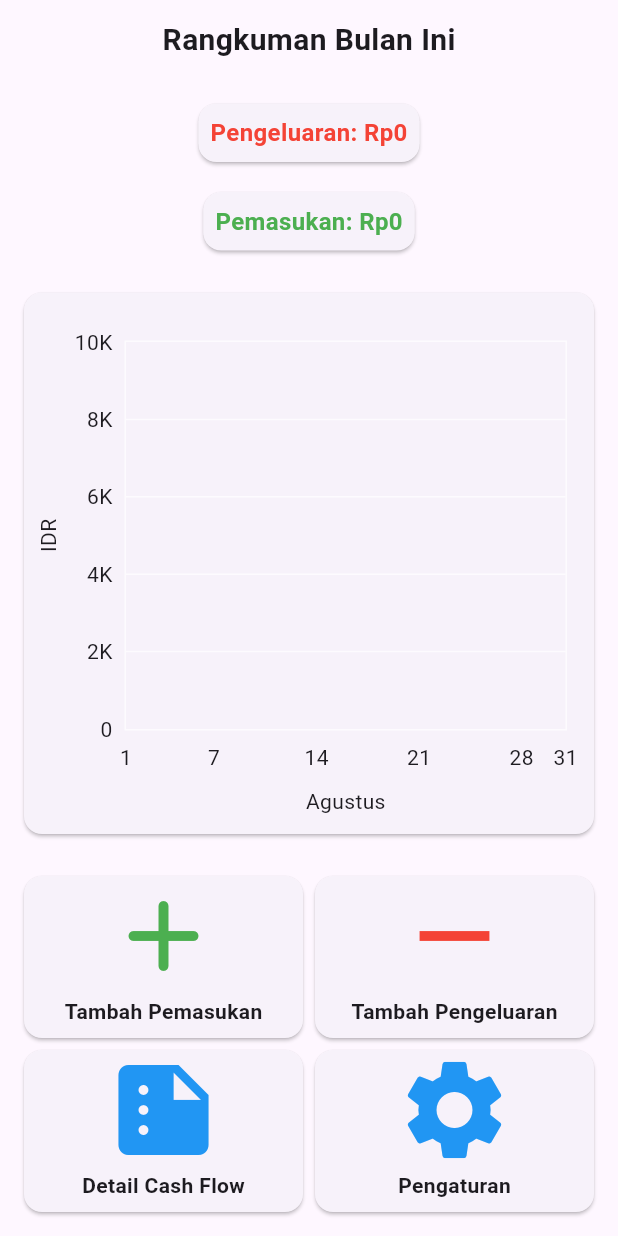
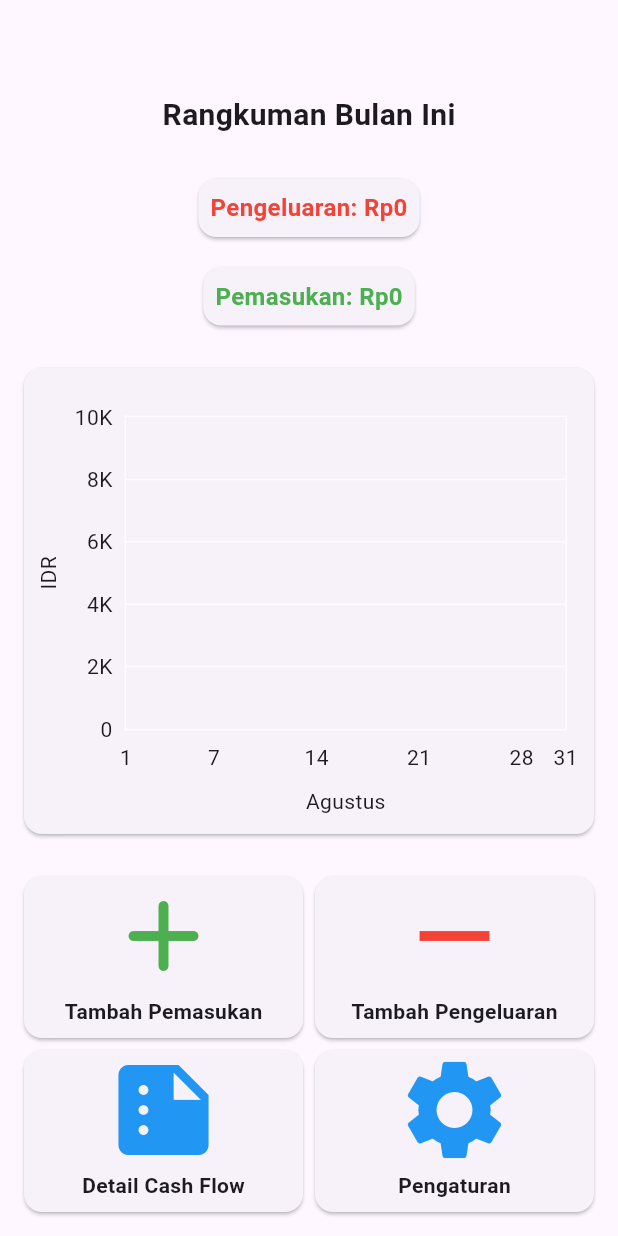
Before and after one commit to SultanKs4/logcashflow, a Flutter app: the HomeView screen opened by its route, on a phone screen of 412 x 824 dp. Run offline on Flutter 3.47's test engine with Material 2 defaults, Android fonts, the phone set to English and light mode, and no system bars; drawn by our look-alikes of fl_chart; our stand-ins replace get, get_storage, sqflite; accounts and stored records are empty; statements that could not run were skipped.

Commit message:
fix: add padding top ui to prevent text behind status bar android real device fix: remove charts flutter and flutter archive depedencies

```diff
--- a/lib/app/modules/home/controllers/home_controller.dart
+++ b/lib/app/modules/home/controllers/home_controller.dart
@@ -3,7 +3,6 @@ import 'dart:math';
 import 'package:fl_chart/fl_chart.dart';
 import 'package:flutter/material.dart';
 import 'package:get/get.dart';
-import 'package:charts_flutter/flutter.dart' as charts;
 import 'package:logcashflow/app/data/database/cashflow_transaction.dart';
 import 'package:logcashflow/app/data/helper/currency.dart';
 import 'package:logcashflow/app/data/models/chart.dart';
@@ -11,14 +10,6 @@ import 'package:logcashflow/app/data/models/chart.dart';
 class HomeController extends GetxController {
   final income = curr.format(0).obs;
   final expense = curr.format(0).obs;
-  final dataChart = [
-    charts.Series<Chart, DateTime>(
-      id: 'income',
-      data: [Chart()],
-      domainFn: (Chart chart, _) => chart.date,
-      measureFn: (Chart chart, index) => chart.value,
-    ),
-  ].obs;
   final dataChartFl = [LineChartBarData(spots: const [])].obs;
   final bottomAxis = DateTime.now().obs;
   final maxY = 10000.0.obs;
@@ -62,6 +53,10 @@ class HomeController extends GetxController {
     };
   }
 
+  void refreshUiTheme() {
+    colorBorder.value = Get.isDarkMode ? Colors.white70 : Colors.black54;
+  }
+
   Future<void> refreshData() async {
     var dataFl = await getDataChartFl();
     var data = await CashflowTransaction.getSummaryMonth();
@@ -73,15 +68,9 @@ class HomeController extends GetxController {
     refreshUiTheme();
   }
 
-  void refreshUiTheme() {
-    colorBorder.value = Get.isDarkMode ? Colors.white70 : Colors.black54;
-  }
-
   @override
   void onReady() async {
     super.onReady();
     await refreshData();
-    // var dataIncome = await CashflowTransaction.getLastMonthList(1);
-    // var dataOutcome = await CashflowTransaction.getLastMonthList(2);
   }
 }
--- a/lib/app/modules/home/views/home_view.dart
+++ b/lib/app/modules/home/views/home_view.dart
@@ -15,6 +15,7 @@ class HomeView extends GetView<HomeController> {
     return Scaffold(
       body: Container(
         margin: const EdgeInsets.all(12),
+        padding: const EdgeInsets.only(top: 50),
         child: Column(
           mainAxisAlignment: MainAxisAlignment.start,
           children: [
--- a/lib/app/modules/login/views/login_view.dart
+++ b/lib/app/modules/login/views/login_view.dart
@@ -12,7 +12,8 @@ class LoginView extends GetView<LoginController> {
   Widget build(BuildContext context) {
     return Scaffold(
       body: Container(
-        padding: const EdgeInsets.all(12.0),
+        margin: const EdgeInsets.all(12.0),
+        padding: const EdgeInsets.only(top: 12),
         child: Column(
           mainAxisAlignment: MainAxisAlignment.start,
           children: [
--- a/pubspec.yaml
+++ b/pubspec.yaml
@@ -13,9 +13,7 @@ dependencies:
   path: ^1.8.1
   intl: ^0.17.0
   get_storage: ^2.0.3
-  charts_flutter: ^0.12.0
   fl_chart: ^0.55.0
-  flutter_archive: ^5.0.0
   flutter:
     sdk: flutter
   flutter_localizations:
```
Also changed, not shown: lib/app/modules/home/widgets/cashflow_chart.dart (deleted, +0 -22 lines), pubspec.lock, 2 other files.
